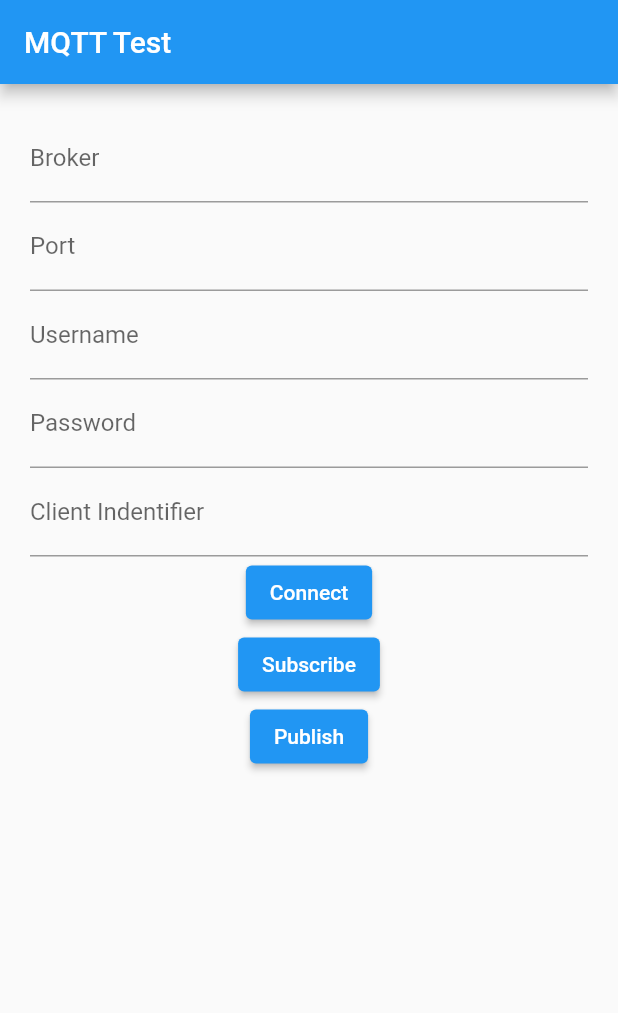
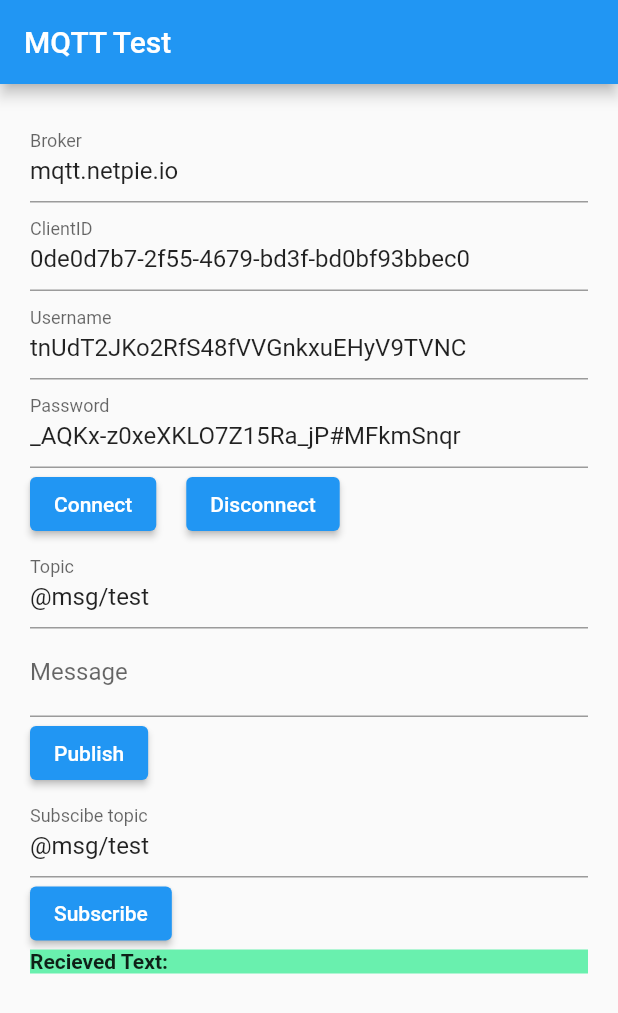
Before and after one commit to Chirawat/flutter_iot_02, a Flutter app: the screen it shows after launch, after a tap on "Connect", on a phone screen of 412 x 824 dp. Shown: the top 1013 px of the screen. Run offline on Flutter 3.47's test engine with Material 2 defaults, Android fonts, the phone set to English and light mode, and no system bars; missing offline and left inert: mqtt_client.

Commit message:
finished add mqtt_client that has the same manner with micropython library

```diff
--- a/lib/main.dart
+++ b/lib/main.dart
@@ -1,12 +1,7 @@
-import 'dart:async';
+import 'package:flutter/material.dart';
+import './mqtt_client.dart';
 
-import 'package:flutter/material.dart';
-import 'package:mqtt_client/mqtt_client.dart' as mqtt;
-import 'package:mqtt_client/mqtt_server_client.dart';
-
-void main() {
-  runApp(const MyApp());
-}
+void main() => runApp(const MyApp());
 
 class MyApp extends StatelessWidget {
   const MyApp({Key? key}) : super(key: key);
@@ -14,7 +9,7 @@ class MyApp extends StatelessWidget {
   @override
   Widget build(BuildContext context) {
     return MaterialApp(
-      title: 'Flutter Demo',
+      title: 'MQTT Connect',
       theme: ThemeData(
         primarySwatch: Colors.blue,
       ),
@@ -31,15 +26,53 @@ class MyHomePage extends StatefulWidget {
 }
 
 class _MyHomePageState extends State<MyHomePage> {
-  final String broker = 'broker.hivemq.com';
+  String clientId = '';
+  String server = '';
+  String username = '';
+  String password = '';
+  String topic = '';
+  String message = '';
 
-  mqtt.MqttClient? client;
-  mqtt.MqttConnectionState? connectionState;
-  StreamSubscription? subscription;
-  Set<String> topics = Set<String>();
+  List<String> messages = <String>[];
+
+  //MQTTClient? client = MQTTClient('a4818d92-da7e-4cc3-b49a-8468cfb67b25', 'broker.hivemq.com');
+
+  MQTTClient? client;
 
   //////////////////////////////////////////////////////////////////////////////
-  TextEditingController brokerController = TextEditingController();
+  TextEditingController clientIdController = TextEditingController();
+  TextEditingController serverController = TextEditingController();
+  TextEditingController usernameController = TextEditingController();
+  TextEditingController passwordController = TextEditingController();
+  TextEditingController topicController = TextEditingController();
+  TextEditingController messageController = TextEditingController();
+  TextEditingController subScribeController = TextEditingController();
+
+  @override
+  void initState() {
+    serverController.text = 'mqtt.netpie.io';
+    clientIdController.text = '0de0d7b7-2f55-4679-bd3f-bd0bf93bbec0';
+    usernameController.text = 'tnUdT2JKo2RfS48fVVGnkxuEHyV9TVNC';
+    passwordController.text = '_AQKx-z0xeXKLO7Z15Ra_jP#MFkmSnqr';
+    topicController.text = '@msg/test';
+
+    topic = '';
+    subScribeController.text = '@msg/test';
+
+    // messages.add('One');
+    // messages.add('Two');
+    // messages.add('Three');
+  }
+
+  void sub_sb(String topic, String msg) {
+    print(topic);
+    print(msg);
+    print('');
+
+    setState(() {
+      messages.add(msg);
+    });
+  }
 
   @override
   Widget build(BuildContext context) {
@@ -47,223 +80,114 @@ class _MyHomePageState extends State<MyHomePage> {
       appBar: AppBar(
         title: Text('MQTT Test'),
       ),
-      body: Center(
+      body: SingleChildScrollView(
+        child: Center(
           child: Padding(
             padding: const EdgeInsets.all(20.0),
             child: Column(
               //mainAxisAlignment: MainAxisAlignment.s,
+              crossAxisAlignment: CrossAxisAlignment.start,
               children: <Widget>[
                 TextField(
-                controller: brokerController,
+                  controller: serverController,
                   decoration: InputDecoration(labelText: 'Broker'),
                 ),
                 TextField(
-                decoration: InputDecoration(labelText: 'Port'),
+                  controller: clientIdController,
+                  decoration: InputDecoration(labelText: 'ClientID'),
                 ),
                 TextField(
+                  controller: usernameController,
                   decoration: InputDecoration(labelText: 'Username'),
                 ),
                 TextField(
+                  controller: passwordController,
                   decoration: InputDecoration(labelText: 'Password'),
                 ),
+                // TextField(
+                //   decoration: InputDecoration(labelText: 'Client Indentifier'),
+                // ),
+                Row(
+                  children: [
+                    ElevatedButton(
+                      onPressed: () {
+                        clientId = clientIdController.value.text;
+                        server = serverController.value.text;
+                        if (usernameController.value.text.isEmpty) {
+                          client = MQTTClient(clientId, server);
+                        } else {
+                          username = usernameController.value.text;
+                          password = passwordController.value.text;
+                          client =
+                              MQTTClient(clientId, server, username, password);
+                        }
+                        client?.connect();
+                      },
+                      child: Text('Connect'),
+                    ),
+                    SizedBox(width: 20.0),
+                    ElevatedButton(
+                      onPressed: () {
+                        client?.disconnect();
+                      },
+                      child: Text('Disconnect'),
+                    )
+                  ],
+                ),
                 TextField(
-                decoration: InputDecoration(labelText: 'Client Indentifier'),
+                  controller: topicController,
+                  decoration: InputDecoration(labelText: 'Topic'),
+                ),
+                TextField(
+                  controller: messageController,
+                  decoration: InputDecoration(labelText: 'Message'),
                 ),
                 ElevatedButton(
                   onPressed: () {
-                  _connect();
+                    topic = topicController.value.text;
+                    message = messageController.value.text;
+                    if (topic.isNotEmpty)
+                      client?.publish(topic, message);
+                    else
+                      print('Error:: Topic can\'t be empty');
                   },
-                child: Text('Connect'),
+                  child: Text('Publish'),
+                ),
+                TextField(
+                  controller: subScribeController,
+                  decoration: InputDecoration(labelText: 'Subscibe topic'),
                 ),
                 ElevatedButton(
                   onPressed: () {
-                  _subscribe();
+                    topic = subScribeController.value.text;
+                    client?.subscribe(topic, sub_sb);
+                    //addText('new text');
                   },
                   child: Text('Subscribe'),
                 ),
-              ElevatedButton(
-                onPressed: () {
-                  _publish();
-                },
-                child: Text('Publish'),
+                Container(
+                  width: double.infinity,
+                  color: Colors.greenAccent,
+                  child: Column(
+                    crossAxisAlignment: CrossAxisAlignment.start,
+                    children: [
+                      Text(
+                        'Recieved Text:',
+                        style: TextStyle(
+                          fontWeight: FontWeight.bold,
+                        ),
+                      ),
+                      ...messages.map((message_t) {
+                        return Text(message_t);
+                      }).toList()
+                    ],
+                  ),
                 )
               ],
             ),
           ),
         ),
+      ),
     );
   }
-
-  void _publish() async {
-    /// Lets publish to our topic
-    /// Use the payload builder rather than a raw buffer
-    /// Our known topic to publish to
-    const pubTopic = '/nacademy/test1';
-    final builder = mqtt.MqttClientPayloadBuilder();
-    builder.addString('Hello from mqtt_client');
-
-    /// Subscribe to it
-    //print('EXAMPLE::Subscribing to the Dart/Mqtt_client/testtopic topic');
-    //client?.subscribe(pubTopic, mqtt.MqttQos.exactlyOnce);
-
-    /// Publish it
-    print('EXAMPLE::Publishing our topic');
-    client?.publishMessage(
-        pubTopic, mqtt.MqttQos.exactlyOnce, builder.payload!);
-
-    /// Ok, we will now sleep a while, in this gap you will see ping request/response
-    /// messages being exchanged by the keep alive mechanism.
-    print('EXAMPLE::Sleeping....');
-    await mqtt.MqttUtilities.asyncSleep(120);
-
-    /// Finally, unsubscribe and exit gracefully
-    // print('EXAMPLE::Unsubscribing');
-    // client?.unsubscribe(topic);
-
-    /// Wait for the unsubscribe message from the broker if you wish.
-    // await MqttUtilities.asyncSleep(2);
-    //print('EXAMPLE::Disconnecting');
-    //client.disconnect();
-    //return 0;
 }
-
-  void _subscribe() {
-    /// Ok, lets try a subscription
-    print('EXAMPLE::Subscribing to the test/lol topic');
-    const topic = '/nacademy/test1'; // Not a wildcard topic
-    client?.subscribe(topic, mqtt.MqttQos.atMostOnce);
-
-    /// The client has a change notifier object(see the Observable class) which we then listen to to get
-    /// notifications of published updates to each subscribed topic.
-    client?.updates!
-        .listen((List<mqtt.MqttReceivedMessage<mqtt.MqttMessage?>>? c) {
-      final recMess = c![0].payload as mqtt.MqttPublishMessage;
-      final pt = mqtt.MqttPublishPayload.bytesToStringAsString(
-          recMess.payload.message);
-
-      /// The above may seem a little convoluted for users only interested in the
-      /// payload, some users however may be interested in the received publish message,
-      /// lets not constrain ourselves yet until the package has been in the wild
-      /// for a while.
-      /// The payload is a byte buffer, this will be specific to the topic
-      print(
-          'EXAMPLE::Change notification:: topic is <${c[0].topic}>, payload is <-- $pt -->');
-      print('');
-    });
-  }
-
-  void _connect() async {
-    client = MqttServerClient(broker, '');
-
-    /// A websocket URL must start with ws:// or wss:// or Dart will throw an exception, consult your websocket MQTT broker
-    /// for details.
-    /// To use websockets add the following lines -:
-    /// client.useWebSocket = true;
-    /// client.port = 80;  ( or whatever your WS port is)
-    /// There is also an alternate websocket implementation for specialist use, see useAlternateWebSocketImplementation
-    /// Note do not set the secure flag if you are using wss, the secure flags is for TCP sockets only.
-    /// You can also supply your own websocket protocol list or disable this feature using the websocketProtocols
-    /// setter, read the API docs for further details here, the vast majority of brokers will support the client default
-    /// list so in most cases you can ignore this.
-    /// Set logging on if needed, defaults to off
-    client?.logging(on: false);
-
-    /// If you intend to use a keep alive you must set it here otherwise keep alive will be disabled.
-    client?.keepAlivePeriod = 5;
-
-    /// Set auto reconnect
-    client?.autoReconnect = true;
-
-    /// If you do not want active confirmed subscriptions to be automatically re subscribed
-    /// by the auto connect sequence do the following, otherwise leave this defaulted.
-    client?.resubscribeOnAutoReconnect = false;
-
-    /// Add an auto reconnect callback.
-    /// This is the 'pre' auto re connect callback, called before the sequence starts.
-    client?.onAutoReconnect = onAutoReconnect;
-
-    /// Add an auto reconnect callback.
-    /// This is the 'post' auto re connect callback, called after the sequence
-    /// has completed. Note that re subscriptions may be occurring when this callback
-    /// is invoked. See [resubscribeOnAutoReconnect] above.
-    client?.onAutoReconnected = onAutoReconnected;
-
-    /// Add the successful connection callback if you need one.
-    /// This will be called after [onAutoReconnect] but before [onAutoReconnected]
-    client?.onConnected = onConnected;
-
-    /// Add a subscribed callback, there is also an unsubscribed callback if you need it.
-    /// You can add these before connection or change them dynamically after connection if
-    /// you wish. There is also an onSubscribeFail callback for failed subscriptions, these
-    /// can fail either because you have tried to subscribe to an invalid topic or the broker
-    /// rejects the subscribe request.
-    client?.onSubscribed = onSubscribed;
-
-    /// Set a ping received callback if needed, called whenever a ping response(pong) is received
-    /// from the broker.
-    client?.pongCallback = pong;
-
-    /// Create a connection message to use or use the default one. The default one sets the
-    /// client identifier, any supplied username/password and clean session,
-    /// an example of a specific one below.
-    final connMess = mqtt.MqttConnectMessage()
-        .withClientIdentifier('Mqtt_MyClientUniqueId')
-        .withWillTopic(
-            'willtopic') // If you set this you must set a will message
-        .withWillMessage('My Will message')
-        .startClean() // Non persistent session for testing
-        .withWillQos(mqtt.MqttQos.atLeastOnce);
-    print('EXAMPLE::Mosquitto client connecting....');
-    client?.connectionMessage = connMess;
-
-    /// Connect the client, any errors here are communicated by raising of the appropriate exception. Note
-    /// in some circumstances the broker will just disconnect us, see the spec about this, we however will
-    /// never send malformed messages.
-    try {
-      await client?.connect();
-    } on Exception catch (e) {
-      print('EXAMPLE::client exception - $e');
-      client?.disconnect();
-    }
-
-    /// Check we are connected
-    if (client?.connectionStatus!.state == mqtt.MqttConnectionState.connected) {
-      print('EXAMPLE::Mosquitto client connected');
-    } else {
-      /// Use status here rather than state if you also want the broker return code.
-      print(
-          'EXAMPLE::ERROR Mosquitto client connection failed - disconnecting, status is ${client?.connectionStatus}');
-      client?.disconnect();
-      // exit(-1);
-    }
-  }
-
-  /// The subscribed callback
-  void onSubscribed(String topic) {
-    print('EXAMPLE::Subscription confirmed for topic $topic');
-  }
-
-  /// The pre auto re connect callback
-  void onAutoReconnect() {
-    print(
-        'EXAMPLE::onAutoReconnect client callback - Client auto reconnection sequence will start');
-  }
-
-  /// The post auto re connect callback
-  void onAutoReconnected() {
-    print(
-        'EXAMPLE::onAutoReconnected client callback - Client auto reconnection sequence has completed');
-  }
-
-  /// The successful connect callback
-  void onConnected() {
-    print(
-        'EXAMPLE::OnConnected client callback - Client connection was successful');
-  }
-
-  /// Pong callback
-  void pong() {
-    print(
-        'EXAMPLE::Ping response client callback invoked - you may want to disconnect your broker here');
-  }
-}
--- /dev/null
+++ b/lib/mqtt_client.dart
@@ -0,0 +1,209 @@
+import 'dart:async';
+
+import 'package:flutter/cupertino.dart';
+import 'package:mqtt_client/mqtt_client.dart';
+import 'package:mqtt_client/mqtt_server_client.dart';
+
+class MQTTClient {
+
+  final String client_id;
+  final String server;
+  final String? user;
+  final String? password;
+
+  MQTTClient(this.client_id, this.server, [this.user, this.password]);
+
+  MqttClient? client;
+  MqttConnectionState? connectionState;
+  StreamSubscription? subscription;
+  Set<String> topics = Set<String>();
+
+  void connect() async {
+
+    client = MqttServerClient(server, client_id);
+
+    client?.logging(on: false);
+
+    /// If you intend to use a keep alive you must set it here otherwise keep alive will be disabled.
+    client?.keepAlivePeriod = 5;
+
+    /// Set auto reconnect
+    client?.autoReconnect = true;
+
+    /// If you do not want active confirmed subscriptions to be automatically re subscribed
+    /// by the auto connect sequence do the following, otherwise leave this defaulted.
+    client?.resubscribeOnAutoReconnect = false;
+
+    /// Add an auto reconnect callback.
+    /// This is the 'pre' auto re connect callback, called before the sequence starts.
+    client?.onAutoReconnect = onAutoReconnect;
+
+    /// Add an auto reconnect callback.
+    /// This is the 'post' auto re connect callback, called after the sequence
+    /// has completed. Note that re subscriptions may be occurring when this callback
+    /// is invoked. See [resubscribeOnAutoReconnect] above.
+    client?.onAutoReconnected = onAutoReconnected;
+
+    /// Add the successful connection callback if you need one.
+    /// This will be called after [onAutoReconnect] but before [onAutoReconnected]
+    client?.onConnected = onConnected;
+
+    /// Add a subscribed callback, there is also an unsubscribed callback if you need it.
+    /// You can add these before connection or change them dynamically after connection if
+    /// you wish. There is also an onSubscribeFail callback for failed subscriptions, these
+    /// can fail either because you have tried to subscribe to an invalid topic or the broker
+    /// rejects the subscribe request.
+    client?.onSubscribed = onSubscribed;
+
+    /// Set a ping received callback if needed, called whenever a ping response(pong) is received
+    /// from the broker.
+    client?.pongCallback = pong;
+
+    /// Create a connection message to use or use the default one. The default one sets the
+    /// client identifier, any supplied username/password and clean session,
+    /// an example of a specific one below.
+    final connMess = MqttConnectMessage()
+        .withClientIdentifier(client_id)
+        .withWillTopic('willtopic') // If you set this you must set a will message
+        .withWillMessage('My Will message')
+        .startClean() // Non persistent session for testing
+        .withWillQos(MqttQos.atLeastOnce);
+    print('EXAMPLE::Broker client connecting....');
+    client?.connectionMessage = connMess;
+
+    /// Connect the client, any errors here are communicated by raising of the appropriate exception. Note
+    /// in some circumstances the broker will just disconnect us, see the spec about this, we however will
+    /// never send malformed messages.
+    try {
+      //print('Trying to connect with username: ${this.user} and password: ${this.password}');
+      await client?.connect(this.user, this.password);
+      //await client?.connect('tnUdT2JKo2RfS48fVVGnkxuEHyV9TVNC','_AQKx-z0xeXKLO7Z15Ra_jP#MFkmSnqr');
+    } on Exception catch (e) {
+      print('EXAMPLE::client exception - $e');
+      client?.disconnect();
+    }
+
+    /// Check we are connected
+    if (client?.connectionStatus!.state == MqttConnectionState.connected) {
+      print('EXAMPLE::Broker client connected');
+    } else {
+      /// Use status here rather than state if you also want the broker return code.
+      print(
+          'EXAMPLE::ERROR Broker client connection failed - disconnecting, status is ${client?.connectionStatus}');
+      client?.disconnect();
+      // exit(-1);
+    }
+  }
+
+  void disconnect() {
+    client?.disconnect();
+    print('MQTT client disconnected');
+  }
+
+  void publish(String pubTopic, String msg) async {
+    /// Lets publish to our topic
+    /// Use the payload builder rather than a raw buffer
+    /// Our known topic to publish to
+    //const pubTopic = '/nacademy/test1';
+    final builder = MqttClientPayloadBuilder();
+    builder.addString(msg);
+
+    /// Subscribe to it
+    //print('EXAMPLE::Subscribing to the Dart/Mqtt_client/testtopic topic');
+    //client?.subscribe(pubTopic, mqtt.MqttQos.exactlyOnce);
+
+    /// Publish it
+    print('EXAMPLE::Publishing our topic');
+    client?.publishMessage(pubTopic, MqttQos.exactlyOnce, builder.payload!);
+
+    /// Ok, we will now sleep a while, in this gap you will see ping request/response
+    /// messages being exchanged by the keep alive mechanism.
+    print('EXAMPLE::Sleeping....');
+    await MqttUtilities.asyncSleep(120);
+
+    /// Finally, unsubscribe and exit gracefully
+    // print('EXAMPLE::Unsubscribing');
+    // client?.unsubscribe(topic);
+
+    /// Wait for the unsubscribe message from the broker if you wish.
+    // await MqttUtilities.asyncSleep(2);
+    //print('EXAMPLE::Disconnecting');
+    //client.disconnect();
+    //return 0;
+  }
+
+  void subscribe(String topic, Function subscribeHandler) {
+    /// Ok, lets try a subscription
+    print('EXAMPLE::Subscribing to the ${topic} topic');
+    //const topic = '/nacademy/test1'; // Not a wildcard topic
+    client?.subscribe(topic, MqttQos.atMostOnce);
+
+    /// The client has a change notifier object(see the Observable class) which we then listen to to get
+    /// notifications of published updates to each subscribed topic.
+    client?.updates!.listen((List<MqttReceivedMessage> c) {
+        final recMess = c[0].payload as MqttPublishMessage;
+        final pt =
+            MqttPublishPayload.bytesToStringAsString(recMess.payload.message);
+
+        /// The above may seem a little convoluted for users only interested in the
+        /// payload, some users however may be interested in the received publish message,
+        /// lets not constrain ourselves yet until the package has been in the wild
+        /// for a while.
+        /// The payload is a byte buffer, this will be specific to the topic
+        ///
+        ///
+        print(
+            'EXAMPLE::Change notification:: topic is <${c[0].topic}>, payload is <-- $pt -->');
+        print('');
+        subscribeHandler(c[0].topic, pt);
+      });
+   }
+  //
+  // void _onMessage(List<MqttReceivedMessage> c) {
+  //   final recMess = c[0].payload as MqttPublishMessage;
+  //   final pt =
+  //       MqttPublishPayload.bytesToStringAsString(recMess.payload.message);
+  //
+  //   /// The above may seem a little convoluted for users only interested in the
+  //   /// payload, some users however may be interested in the received publish message,
+  //   /// lets not constrain ourselves yet until the package has been in the wild
+  //   /// for a while.
+  //   /// The payload is a byte buffer, this will be specific to the topic
+  //   ///
+  //   ///
+  //   print(
+  //       'EXAMPLE::Change notification:: topic is <${c[0].topic}>, payload is <-- $pt -->');
+  //   print('');
+  // }
+
+
+
+  /// The subscribed callback
+  void onSubscribed(String topic) {
+    print('EXAMPLE::Subscription confirmed for topic $topic');
+  }
+
+  /// The pre auto re connect callback
+  void onAutoReconnect() {
+    print(
+        'EXAMPLE::onAutoReconnect client callback - Client auto reconnection sequence will start');
+  }
+
+  /// The post auto re connect callback
+  void onAutoReconnected() {
+    print(
+        'EXAMPLE::onAutoReconnected client callback - Client auto reconnection sequence has completed');
+  }
+
+  /// The successful connect callback
+  void onConnected() {
+    print(
+        'EXAMPLE::OnConnected client callback - Client connection was successful');
+  }
+
+  /// Pong callback
+  void pong() {
+    print(
+        'EXAMPLE::Ping response client callback invoked - you may want to disconnect your broker here');
+  }
+}
--- a/pubspec.yaml
+++ b/pubspec.yaml
@@ -30,6 +30,7 @@ dependencies:
   flutter:
     sdk: flutter
   mqtt_client: ^9.6.1
+  provider: ^6.0.1
 
 
   # The following adds the Cupertino Icons font to your application.
```
Also changed, not shown: pubspec.lock. Lines whose indentation alone changed are shown as unchanged.
